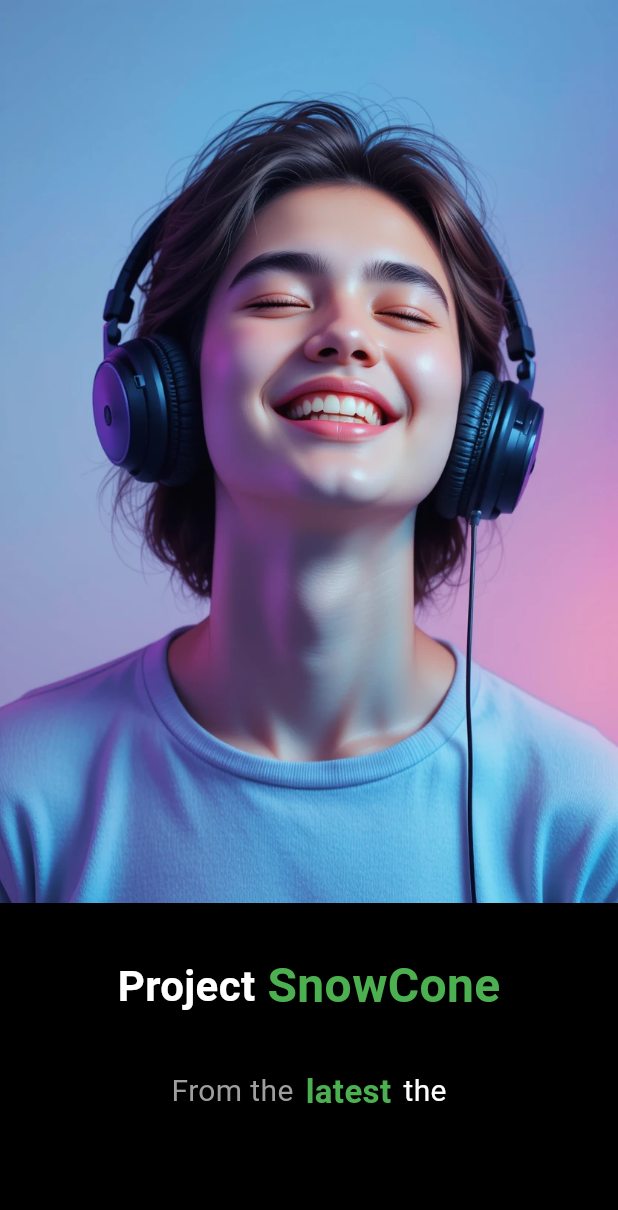
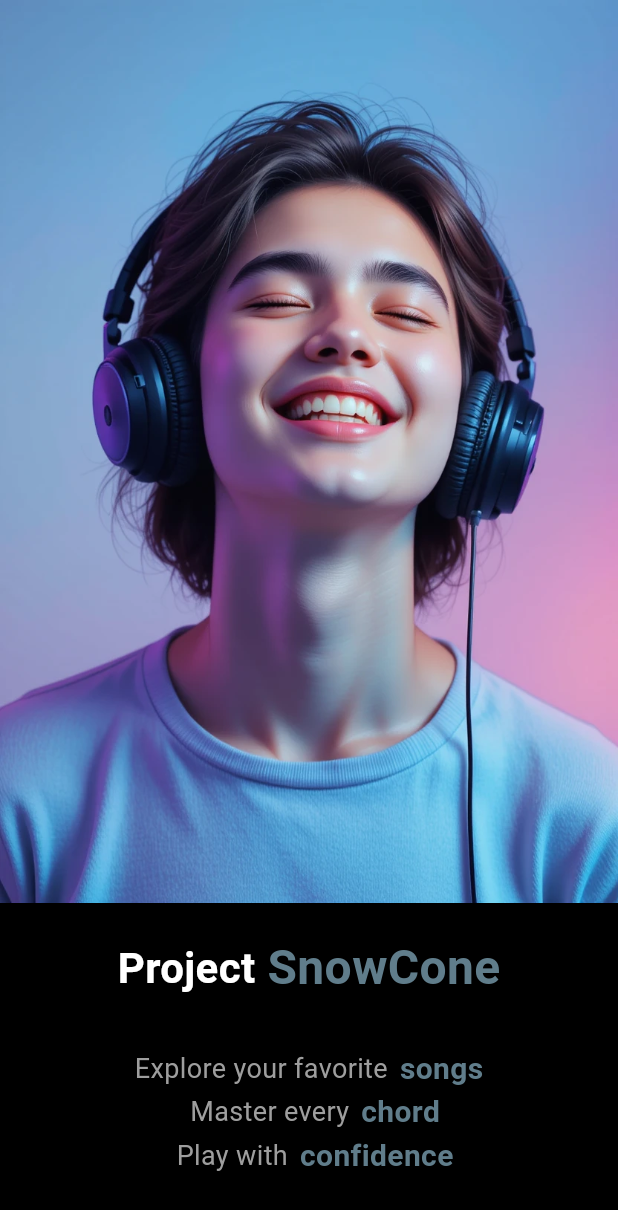
Before and after one commit to Th3-D5-482/Project-SnowCone, a Flutter app: the screen it shows after launch, on a phone screen of 412 x 824 dp. Shown: the top 1210 px of the screen. Run offline on Flutter 3.47's test engine with Material 3 defaults, Android fonts, the phone set to English and light mode, and no system bars.

Commit message:
Th3_D5_482

```diff
--- a/lib/main.dart
+++ b/lib/main.dart
@@ -29,6 +29,19 @@ class MyApp extends StatelessWidget {
           displayMedium: TextStyle(color: Colors.white),
           displaySmall: TextStyle(color: Colors.white),
         ),
+        elevatedButtonTheme: ElevatedButtonThemeData(
+          style: ElevatedButton.styleFrom(
+            backgroundColor: Colors.blueGrey,
+            foregroundColor: Colors.white,
+            textStyle: const TextStyle(
+              fontSize: 18,
+              fontWeight: FontWeight.bold,
+            ),
+            shape: RoundedRectangleBorder(
+              borderRadius: BorderRadius.circular(20.0),
+            ),
+          ),
+        ),
       ),
       home: const Splash(),
     );
--- a/lib/screens/welcome.dart
+++ b/lib/screens/welcome.dart
@@ -9,9 +9,8 @@ class Welcome extends StatelessWidget {
       body: Column(
         children: [
           Image(image: AssetImage('assets/images/welcome.png')),
-          Padding(
-            padding: const EdgeInsets.all(32.0),
-            child: Row(
+          SizedBox(height: 20),
+          Row(
             mainAxisAlignment: MainAxisAlignment.center,
             children: [
               Text(
@@ -23,32 +22,74 @@ class Welcome extends StatelessWidget {
                 'SnowCone',
                 style: TextStyle(
                   fontSize: 32,
-                    color: Colors.green,
+                  color: Colors.blueGrey,
                   fontWeight: FontWeight.bold,
                 ),
               ),
             ],
           ),
+          SizedBox(height: 30),
+          Row(
+            mainAxisAlignment: MainAxisAlignment.center,
+            children: [
+              Text(
+                'Explore your favorite',
+                style: TextStyle(fontSize: 18, color: Colors.grey),
+              ),
+              SizedBox(width: 8.0),
+              Text(
+                'songs',
+                style: TextStyle(
+                  fontSize: 20,
+                  color: Colors.blueGrey,
+                  fontWeight: FontWeight.bold,
+                ),
+              ),
+            ],
           ),
           Row(
             mainAxisAlignment: MainAxisAlignment.center,
             children: [
+              SizedBox(width: 8.0),
               Text(
-                'From the',
-                style: TextStyle(fontSize: 20, color: Colors.grey),
+                'Master every',
+                style: TextStyle(fontSize: 18, color: Colors.grey),
               ),
               SizedBox(width: 8.0),
               Text(
-                'latest',
+                'chord',
                 style: TextStyle(
-                  fontSize: 22,
-                  color: Colors.green,
+                  fontSize: 20,
+                  color: Colors.blueGrey,
                   fontWeight: FontWeight.bold,
                 ),
               ),
+            ],
+          ),
+          Row(
+            mainAxisAlignment: MainAxisAlignment.center,
+            children: [
               SizedBox(width: 8.0),
-              Text('the', style: TextStyle(fontSize: 20)),
+              Text(
+                'Play with',
+                style: TextStyle(fontSize: 18, color: Colors.grey),
+              ),
+              SizedBox(width: 8.0),
+              Text(
+                'confidence',
+                style: TextStyle(
+                  fontSize: 20,
+                  color: Colors.blueGrey,
+                  fontWeight: FontWeight.bold,
+                ),
+              ),
             ],
+          ),
+          SizedBox(height: 50),
+          ElevatedButton(
+            onPressed: () => {},
+            style: ElevatedButton.styleFrom(fixedSize: Size(350, 50)),
+            child: Text('Get Started'),
           ),
         ],
       ),
```
Also changed, not shown: assets/images/welcome2.png (added). Lines whose indentation alone changed are shown as unchanged.
